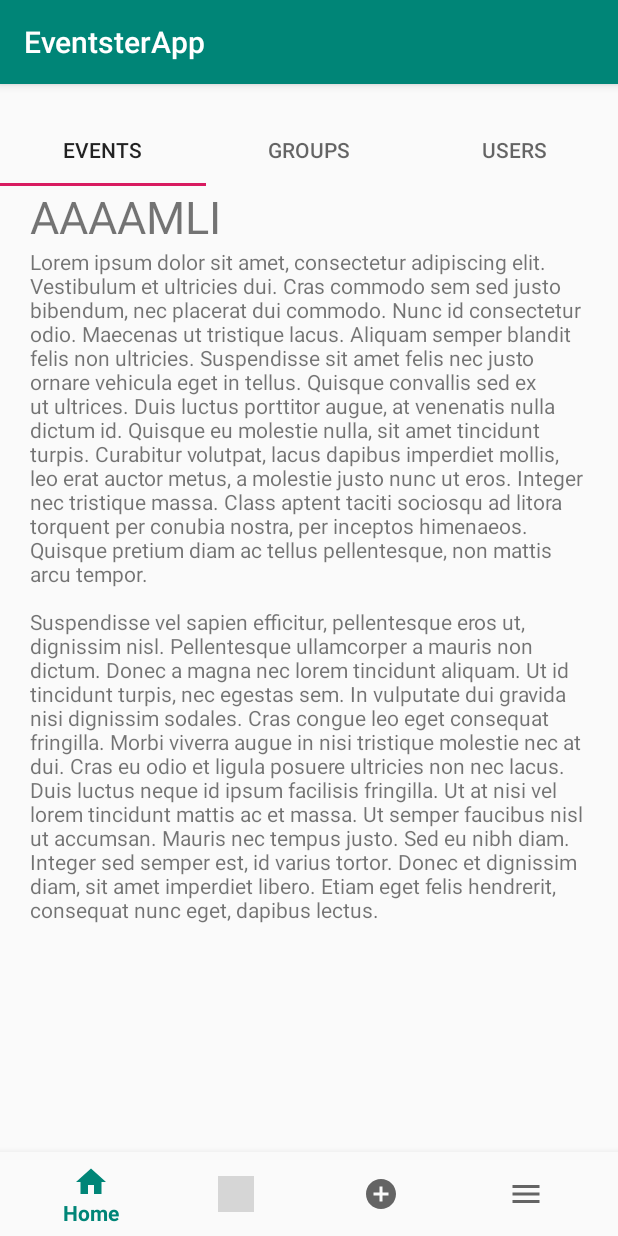
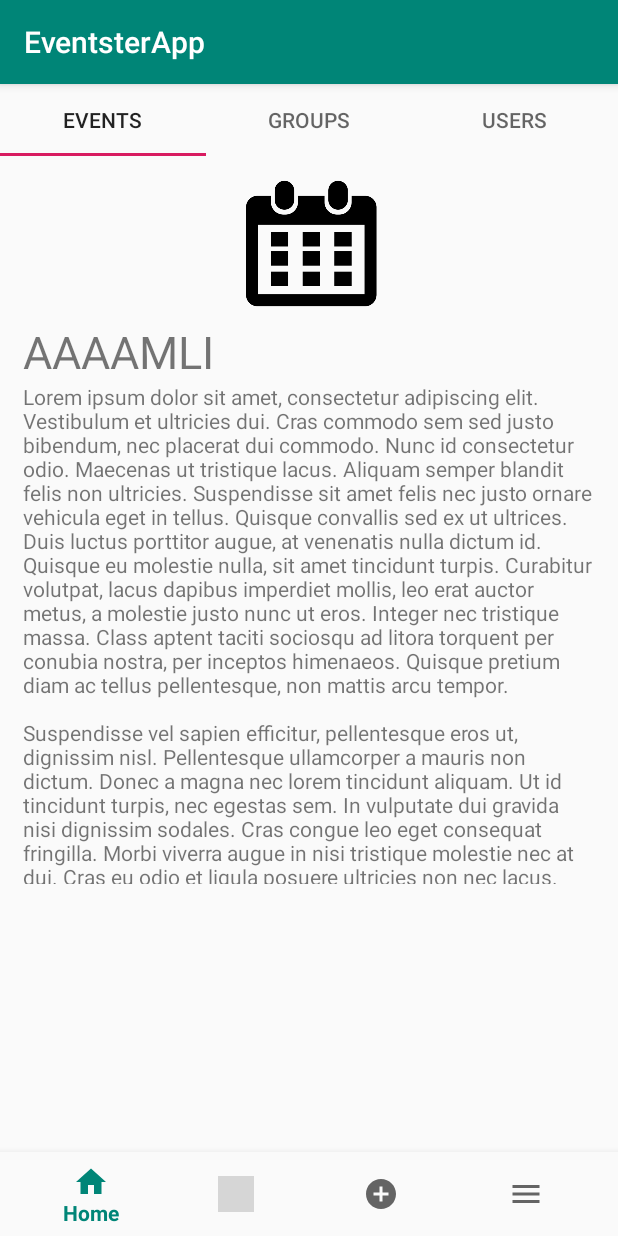
Before and after one commit to Branch-Master/EventsterApp, an Android app: the screen it shows after launch (MainActivity), on a phone screen of 412 x 824 dp. Run offline under Robolectric (Android 15) with nearby library versions, the phone set to English and light mode, and no system bars; grey boxes are pictures that could not be loaded.

Commit message:
myndir og útlit

```diff
--- a/app/src/main/java/com/example/eventsterapp/Adapters/RVAdapter.java
+++ b/app/src/main/java/com/example/eventsterapp/Adapters/RVAdapter.java
@@ -23,6 +23,7 @@ public class RVAdapter extends RecyclerView.Adapter<RVAdapter.CardViewHolder>{
         CardView cv;
         TextView cardName;
         TextView cardInfo;
+        ImageView cardImg;
 
 
 
@@ -33,6 +34,7 @@ public class RVAdapter extends RecyclerView.Adapter<RVAdapter.CardViewHolder>{
             cv = (CardView)itemView.findViewById(R.id.rv);
             cardName = (TextView)itemView.findViewById(R.id.event_name);
             cardInfo = (TextView)itemView.findViewById(R.id.event_info);
+            cardImg = (ImageView)itemView.findViewById(R.id.card_img);
 
         }
     }
@@ -78,15 +80,19 @@ public class RVAdapter extends RecyclerView.Adapter<RVAdapter.CardViewHolder>{
             case "event":
                 personViewHolder.cardName.setText(events.get(i).getEventName());
                 personViewHolder.cardInfo.setText(events.get(i).getEventInfo());
+                personViewHolder.cardImg.setImageResource(R.drawable.default_event_img);
                 break;
 
             case "group":
                 personViewHolder.cardName.setText(groups.get(i).getGroupName());
                 personViewHolder.cardInfo.setText(groups.get(i).getGroupInfo());
+                personViewHolder.cardImg.setImageResource(R.drawable.default_group_img);
                 break;
             case "user":
                 personViewHolder.cardName.setText(users.get(i).getUsername());
                 personViewHolder.cardInfo.setText(users.get(i).getEmail());
+                personViewHolder.cardImg.setImageResource(R.drawable.default_user_img);
+
                 break;
         }
 
--- a/app/src/main/res/layout/activity_main.xml
+++ b/app/src/main/res/layout/activity_main.xml
@@ -3,22 +3,24 @@
     xmlns:app="http://schemas.android.com/apk/res-auto"
     xmlns:tools="http://schemas.android.com/tools"
     android:id="@+id/container"
-    android:layout_width="match_parent"
-    android:layout_height="match_parent"
+    android:layout_width="wrap_content"
+    android:layout_height="wrap_content"
     tools:context=".ui.MainActivity">
-
 
 
     <ScrollView
         android:id="@+id/scrollView_main"
         android:layout_width="match_parent"
         android:layout_height="wrap_content"
-        android:layout_marginTop="20dp">
+        android:layout_above="@+id/navigation"
+        android:layout_alignParentTop="true"
+        >
 
         <LinearLayout
             android:id="@+id/listLinearLayout"
             android:layout_width="match_parent"
             android:layout_height="match_parent"
+            android:layout_marginBottom="5dp"
             android:orientation="vertical">
 
             <com.google.android.material.tabs.TabLayout
@@ -45,10 +47,10 @@
 
             <androidx.recyclerview.widget.RecyclerView
                 android:id="@+id/rv"
-                android:layout_marginLeft="20dp"
-                android:layout_marginRight="20dp"
                 android:layout_width="match_parent"
-                android:layout_height="493dp">
+                android:layout_height="485dp"
+                android:layout_marginLeft="5dp"
+                android:layout_marginRight="5dp">
 
             </androidx.recyclerview.widget.RecyclerView>
         </LinearLayout>
--- a/app/src/main/res/layout/event_card.xml
+++ b/app/src/main/res/layout/event_card.xml
@@ -1,26 +1,42 @@
 <?xml version="1.0" encoding="utf-8"?>
-<RelativeLayout
-    xmlns:android="http://schemas.android.com/apk/res/android"
+<LinearLayout xmlns:android="http://schemas.android.com/apk/res/android"
+    android:id="@+id/cv"
     android:layout_width="match_parent"
     android:layout_height="wrap_content"
-    android:id="@+id/cv"
+    android:layout_marginTop="10dp"
+    android:layout_marginBottom="10dp"
+    android:baselineAligned="false"
 
-    >
+    android:clickable="false"
+    android:orientation="vertical">
+
+    <ImageView
+        android:id="@+id/card_img"
+        android:layout_width="match_parent"
+        android:layout_height="100dp"
+        android:layout_marginLeft="10dp"
+        android:layout_marginRight="10dp"
+
+        />
 
     <TextView
         android:id="@+id/event_name"
-            android:layout_width="wrap_content"
+        android:layout_width="match_parent"
         android:layout_height="wrap_content"
+        android:layout_marginLeft="10dp"
+        android:layout_marginRight="10dp"
         android:textSize="30sp" />
 
     <TextView
         android:id="@+id/event_info"
-            android:layout_width="wrap_content"
+        android:layout_width="match_parent"
         android:layout_height="wrap_content"
         android:layout_below="@+id/event_name"
+        android:layout_marginLeft="10dp"
+        android:layout_marginRight="10dp"
+        android:layout_marginBottom="10dp"
 
         />
 
 
-
-</RelativeLayout>
+</LinearLayout>
```
Lines whose indentation alone changed are shown as unchanged.
